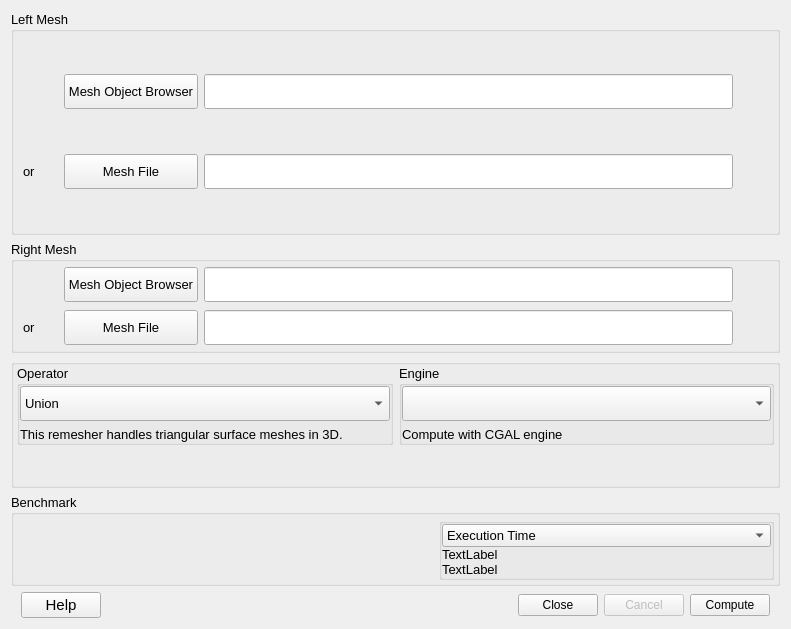
First picture: the form in MyPlugDialog.ui, repository SalomePlatform/meshbooleanplugin, before the edit.
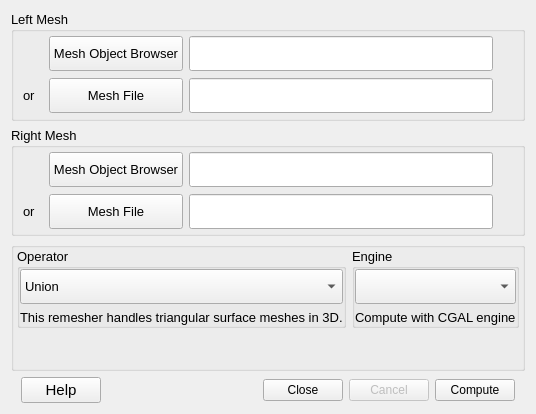
Second picture: the form after the edit. Custom widgets are drawn as their Qt base class.

Commit message: -Remove the graphic from the dialog box -Make the api fully GUI independent by removing all imports from the mesh_boolean_dialog.py file NOTE: Need to change the meshbooleanplugin.sh file accordingly in PROJECT/products/compil_scripts

The edit to the form file:
```diff
--- a/MyPlugDialog.ui
+++ b/MyPlugDialog.ui
@@ -6,8 +6,8 @@
    <rect>
     <x>0</x>
     <y>0</y>
-    <width>791</width>
-    <height>629</height>
+    <width>528</width>
+    <height>414</height>
    </rect>
   </property>
   <property name="sizePolicy">
@@ -16,26 +16,153 @@
     <verstretch>1</verstretch>
    </sizepolicy>
   </property>
-  <property name="minimumSize">
-   <size>
-    <width>750</width>
-    <height>600</height>
-   </size>
-  </property>
   <property name="windowTitle">
    <string>Boolean Mesh Cutting</string>
   </property>
   <property name="sizeGripEnabled" stdset="0">
    <bool>true</bool>
   </property>
-  <layout class="QGridLayout" name="gridLayout" rowstretch="2,0,0,0,0,0">
+  <layout class="QGridLayout" name="gridLayout" rowstretch="1,1,0,0">
+   <item row="0" column="0">
+    <widget class="QGroupBox" name="groupBox_4">
+     <property name="font">
+      <font>
+       <pointsize>10</pointsize>
+      </font>
+     </property>
+     <property name="title">
+      <string>Left Mesh</string>
+     </property>
+     <layout class="QGridLayout" name="gridLayout_8" columnstretch="1,2,15,1">
+      <property name="topMargin">
+       <number>3</number>
+      </property>
+      <property name="bottomMargin">
+       <number>3</number>
+      </property>
+      <item row="1" column="3">
+       <spacer name="horizontalSpacer_7">
+        <property name="orientation">
+         <enum>Qt::Horizontal</enum>
+        </property>
+        <property name="sizeHint" stdset="0">
+         <size>
+          <width>40</width>
+          <height>20</height>
+         </size>
+        </property>
+       </spacer>
+      </item>
+      <item row="0" column="3">
+       <spacer name="horizontalSpacer_5">
+        <property name="orientation">
+         <enum>Qt::Horizontal</enum>
+        </property>
+        <property name="sizeHint" stdset="0">
+         <size>
+          <width>40</width>
+          <height>20</height>
+         </size>
+        </property>
+       </spacer>
+      </item>
+      <item row="1" column="0">
+       <widget class="QLabel" name="label">
+        <property name="text">
+         <string>or</string>
+        </property>
+       </widget>
+      </item>
+      <item row="0" column="1">
+       <widget class="QPushButton" name="PB_MeshSmesh_L">
+        <property name="sizePolicy">
+         <sizepolicy hsizetype="Minimum" vsizetype="Fixed">
+          <horstretch>1</horstretch>
+          <verstretch>0</verstretch>
+         </sizepolicy>
+        </property>
+        <property name="minimumSize">
+         <size>
+          <width>0</width>
+          <height>35</height>
+         </size>
+        </property>
+        <property name="font">
+         <font>
+          <pointsize>10</pointsize>
+         </font>
+        </property>
+        <property name="text">
+         <string>Mesh Object Browser</string>
+        </property>
+       </widget>
+      </item>
+      <item row="0" column="2">
+       <widget class="QLineEdit" name="LE_MeshSmesh_L">
+        <property name="sizePolicy">
+         <sizepolicy hsizetype="Expanding" vsizetype="Fixed">
+          <horstretch>1</horstretch>
+          <verstretch>0</verstretch>
+         </sizepolicy>
+        </property>
+        <property name="minimumSize">
+         <size>
+          <width>0</width>
+          <height>35</height>
+         </size>
+        </property>
+       </widget>
+      </item>
+      <item row="1" column="1">
+       <widget class="QPushButton" name="PB_MeshFile_L">
+        <property name="sizePolicy">
+         <sizepolicy hsizetype="Minimum" vsizetype="Fixed">
+          <horstretch>1</horstretch>
+          <verstretch>0</verstretch>
+         </sizepolicy>
+        </property>
+        <property name="minimumSize">
+         <size>
+          <width>0</width>
+          <height>35</height>
+         </size>
+        </property>
+        <property name="font">
+         <font>
+          <pointsize>10</pointsize>
+         </font>
+        </property>
+        <property name="text">
+         <string>Mesh File</string>
+        </property>
+       </widget>
+      </item>
+      <item row="1" column="2">
+       <widget class="QLineEdit" name="LE_MeshFile_L">
+        <property name="sizePolicy">
+         <sizepolicy hsizetype="Expanding" vsizetype="Fixed">
+          <horstretch>1</horstretch>
+          <verstretch>0</verstretch>
+         </sizepolicy>
+        </property>
+        <property name="minimumSize">
+         <size>
+          <width>0</width>
+          <height>35</height>
+         </size>
+        </property>
+       </widget>
+      </item>
+     </layout>
+    </widget>
+   </item>
    <item row="1" column="0">
     <widget class="QGroupBox" name="groupBox_1">
      <property name="enabled">
       <bool>true</bool>
      </property>
      <property name="sizePolicy">
-      <sizepolicy hsizetype="Expanding" vsizetype="Expanding">
+      <sizepolicy hsizetype="Preferred" vsizetype="Preferred">
        <horstretch>1</horstretch>
        <verstretch>1</verstretch>
       </sizepolicy>
@@ -209,251 +336,6 @@
      </layout>
     </widget>
    </item>
-   <item row="3" column="0">
-    <widget class="QGroupBox" name="groupBox_5">
-     <property name="sizePolicy">
-      <sizepolicy hsizetype="Expanding" vsizetype="Expanding">
-       <horstretch>0</horstretch>
-       <verstretch>0</verstretch>
-      </sizepolicy>
-     </property>
-     <property name="minimumSize">
-      <size>
-       <width>0</width>
-       <height>0</height>
-      </size>
-     </property>
-     <property name="font">
-      <font>
-       <pointsize>10</pointsize>
-      </font>
-     </property>
-     <property name="title">
-      <string>Benchmark</string>
-     </property>
-     <layout class="QHBoxLayout" name="horizontalLayout" stretch="5,4">
-      <property name="spacing">
-       <number>3</number>
-      </property>
-      <property name="leftMargin">
-       <number>3</number>
-      </property>
-      <property name="topMargin">
-       <number>3</number>
-      </property>
-      <property name="rightMargin">
-       <number>3</number>
-      </property>
-      <property name="bottomMargin">
-       <number>3</number>
-      </property>
-      <item>
-       <widget class="QwtPlot" name="QP_Benchmark">
-        <property name="frameShape">
-         <enum>QFrame::NoFrame</enum>
-        </property>
-        <property name="frameShadow">
-         <enum>QFrame::Plain</enum>
-        </property>
-        <property name="autoReplot">
-         <bool>false</bool>
-        </property>
-       </widget>
-      </item>
-      <item>
-       <widget class="QGroupBox" name="groupBox_6">
-        <property name="title">
-         <string/>
-        </property>
-        <layout class="QVBoxLayout" name="verticalLayout">
-         <property name="spacing">
-          <number>0</number>
-         </property>
-         <property name="leftMargin">
-          <number>0</number>
-         </property>
-         <property name="topMargin">
-          <number>0</number>
-         </property>
-         <property name="rightMargin">
-          <number>0</number>
-         </property>
-         <property name="bottomMargin">
-          <number>0</number>
-         </property>
-         <item>
-          <widget class="QComboBox" name="COB_Metric">
-           <item>
-            <property name="text">
-             <string>Execution Time</string>
-            </property>
-           </item>
-           <item>
-            <property name="text">
-             <string>Average quality</string>
-            </property>
-           </item>
-          </widget>
-         </item>
-         <item>
-          <widget class="QLabel" name="label_Benchmark">
-           <property name="text">
-            <string>TextLabel</string>
-           </property>
-           <property name="wordWrap">
-            <bool>true</bool>
-           </property>
-          </widget>
-         </item>
-         <item>
-          <widget class="QLabel" name="label_Graph_Title">
-           <property name="text">
-            <string>TextLabel</string>
-           </property>
-           <property name="wordWrap">
-            <bool>true</bool>
-           </property>
-          </widget>
-         </item>
-        </layout>
-       </widget>
-      </item>
-     </layout>
-    </widget>
-   </item>
-   <item row="0" column="0">
-    <widget class="QGroupBox" name="groupBox_4">
-     <property name="font">
-      <font>
-       <pointsize>10</pointsize>
-      </font>
-     </property>
-     <property name="title">
-      <string>Left Mesh</string>
-     </property>
-     <layout class="QGridLayout" name="gridLayout_8" columnstretch="1,2,15,1">
-      <property name="topMargin">
-       <number>3</number>
-      </property>
-      <property name="bottomMargin">
-       <number>3</number>
-      </property>
-      <item row="1" column="2">
-       <widget class="QLineEdit" name="LE_MeshFile_L">
-        <property name="sizePolicy">
-         <sizepolicy hsizetype="Expanding" vsizetype="Fixed">
-          <horstretch>1</horstretch>
-          <verstretch>0</verstretch>
-         </sizepolicy>
-        </property>
-        <property name="minimumSize">
-         <size>
-          <width>0</width>
-          <height>35</height>
-         </size>
-        </property>
-       </widget>
-      </item>
-      <item row="1" column="3">
-       <spacer name="horizontalSpacer_7">
-        <property name="orientation">
-         <enum>Qt::Horizontal</enum>
-        </property>
-        <property name="sizeHint" stdset="0">
-         <size>
-          <width>40</width>
-          <height>20</height>
-         </size>
-        </property>
-       </spacer>
-      </item>
-      <item row="0" column="2">
-       <widget class="QLineEdit" name="LE_MeshSmesh_L">
-        <property name="sizePolicy">
-         <sizepolicy hsizetype="Expanding" vsizetype="Fixed">
-          <horstretch>1</horstretch>
-          <verstretch>0</verstretch>
-         </sizepolicy>
-        </property>
-        <property name="minimumSize">
-         <size>
-          <width>0</width>
-          <height>35</height>
-         </size>
-        </property>
-       </widget>
-      </item>
-      <item row="0" column="3">
-       <spacer name="horizontalSpacer_5">
-        <property name="orientation">
-         <enum>Qt::Horizontal</enum>
-        </property>
-        <property name="sizeHint" stdset="0">
-         <size>
-          <width>40</width>
-          <height>20</height>
-         </size>
-        </property>
-       </spacer>
-      </item>
-      <item row="0" column="1">
-       <widget class="QPushButton" name="PB_MeshSmesh_L">
-        <property name="sizePolicy">
-         <sizepolicy hsizetype="Minimum" vsizetype="Fixed">
-          <horstretch>1</horstretch>
-          <verstretch>0</verstretch>
-         </sizepolicy>
-        </property>
-        <property name="minimumSize">
-         <size>
-          <width>0</width>
-          <height>35</height>
-         </size>
-        </property>
-        <property name="font">
-         <font>
-          <pointsize>10</pointsize>
-         </font>
-        </property>
-        <property name="text">
-         <string>Mesh Object Browser</string>
-        </property>
-       </widget>
-      </item>
-      <item row="1" column="1">
-       <widget class="QPushButton" name="PB_MeshFile_L">
-        <property name="sizePolicy">
-         <sizepolicy hsizetype="Minimum" vsizetype="Fixed">
-          <horstretch>1</horstretch>
-          <verstretch>0</verstretch>
-         </sizepolicy>
-        </property>
-        <property name="minimumSize">
-         <size>
-          <width>0</width>
-          <height>35</height>
-         </size>
-        </property>
-        <property name="font">
-         <font>
-          <pointsize>10</pointsize>
-         </font>
-        </property>
-        <property name="text">
-         <string>Mesh File</string>
-        </property>
-       </widget>
-      </item>
-      <item row="1" column="0">
-       <widget class="QLabel" name="label">
-        <property name="text">
-         <string>or</string>
-        </property>
-       </widget>
-      </item>
-     </layout>
-    </widget>
-   </item>
    <item row="2" column="0">
     <widget class="QGroupBox" name="groupBox">
      <property name="sizePolicy">
@@ -596,7 +478,7 @@
      </layout>
     </widget>
    </item>
-   <item row="5" column="0">
+   <item row="3" column="0">
     <layout class="QHBoxLayout" name="horizontalLayout2">
      <item>
       <spacer name="horizontalSpacer_xx">
@@ -703,13 +585,6 @@
    </item>
   </layout>
  </widget>
- <customwidgets>
-  <customwidget>
-   <class>QwtPlot</class>
-   <extends>QFrame</extends>
-   <header>qwt_plot.h</header>
-  </customwidget>
- </customwidgets>
  <resources/>
  <connections/>
 </ui>
```
The commit also changes 3 other files.
